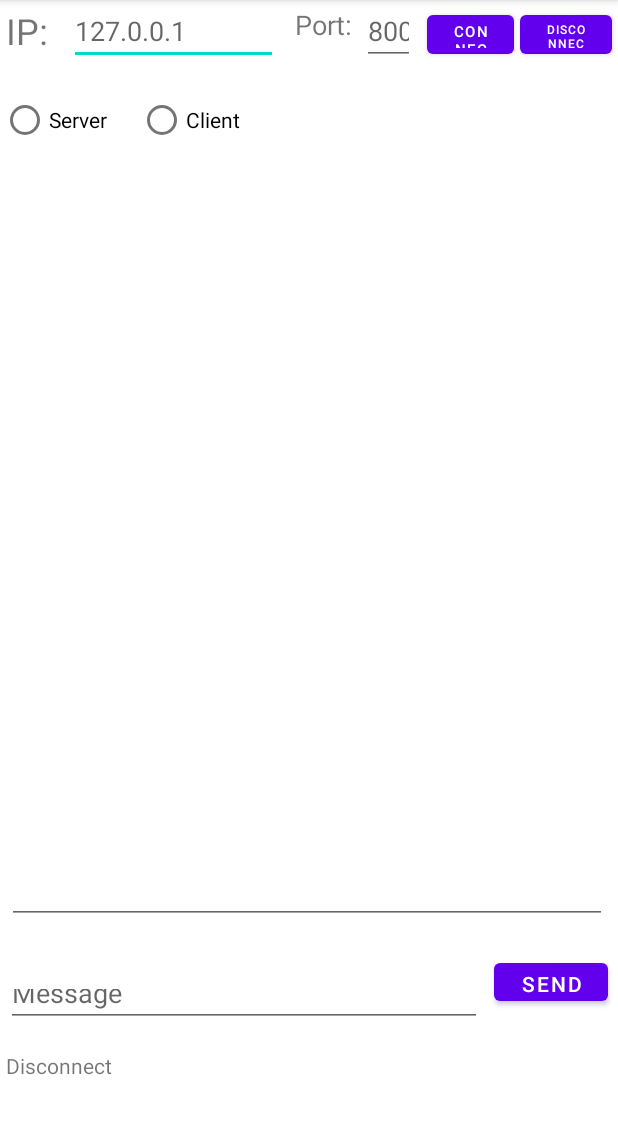
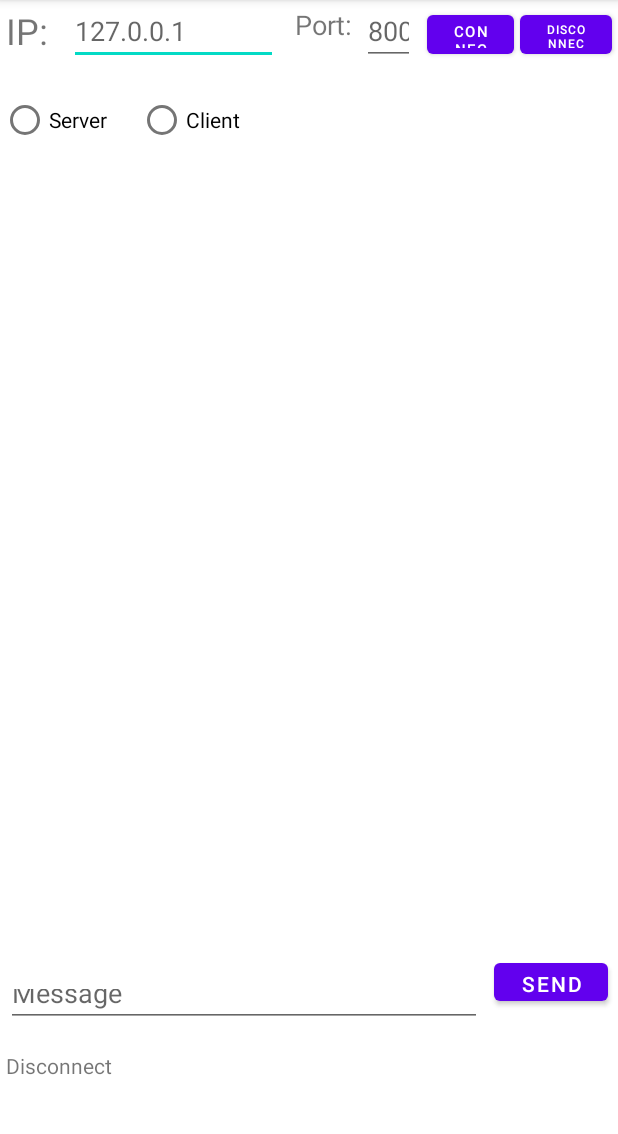
Before and after one commit to AFOEK/JavaSocketClient, an Android app: the screen it shows after launch (MainActivity), on a phone screen of 412 x 824 dp, the part 84-1218 px from its top. Run offline under Robolectric (Android 15) with nearby library versions, the phone set to English and light mode, and no system bars.

Commit message:
ver 0.0.2 B

```diff
--- a/app/src/main/java/com/example/socketclient/MainActivity.java
+++ b/app/src/main/java/com/example/socketclient/MainActivity.java
@@ -12,6 +12,7 @@ import android.os.Handler;
 import android.view.View;
 import android.widget.Button;
 import android.widget.EditText;
+import android.widget.TextView;
 
 import java.io.DataInputStream;
 import java.io.DataOutputStream;
@@ -21,7 +22,8 @@ import java.net.Socket;
 
 public class MainActivity extends AppCompatActivity {
 
-    EditText txt_ip, txt_port, txt_msg, txt_history;
+    EditText txt_ip, txt_port, txt_msg;
+    TextView txt_history;
     Button butt_connect, butt_dc, butt_send;
     String IPaddress = "", Port = "", Message = "", History = "";
     Handler handler = new Handler();
@@ -37,12 +39,38 @@ public class MainActivity extends AppCompatActivity {
         String Port = txt_port.getText().toString();
         txt_msg = (EditText) findViewById(R.id.txt_msg);
         String Message = txt_msg.getText().toString();
-        txt_history = (EditText) findViewById(R.id.txt_history);
+        txt_history = (TextView) findViewById(R.id.txt_history);
         String History = txt_history.getText().toString();
 
         //oncreate for action
         butt_connect = (Button) findViewById(R.id.butt_connect);
         butt_dc = (Button) findViewById(R.id.butt_dc);
         butt_send = (Button) findViewById(R.id.butt_send);
+
+        butt_send.setOnClickListener(new View.OnClickListener() {
+            @Override
+            public void onClick(View view) {
+
+            }
+        });
+
+        butt_dc.setOnClickListener(new View.OnClickListener() {
+            @Override
+            public void onClick(View view) {
+                txt_msg.setText("");
+                txt_ip.setText("");
+                txt_port.setText("");
+            }
+        });
+        butt_connect.setOnClickListener(new View.OnClickListener() {
+            @Override
+            public void onClick(View view) {
+                if (IPaddress != ""){
+
+
+
+                }
+            }
+        });
     }
 }
--- a/app/src/main/res/layout/activity_main.xml
+++ b/app/src/main/res/layout/activity_main.xml
@@ -78,7 +78,7 @@
         app:layout_constraintEnd_toEndOf="parent"
         app:layout_constraintTop_toTopOf="parent" />
 
-    <EditText
+    <TextView
         android:id="@+id/txt_history"
         android:layout_width="400dp"
         android:layout_height="500dp"
```
